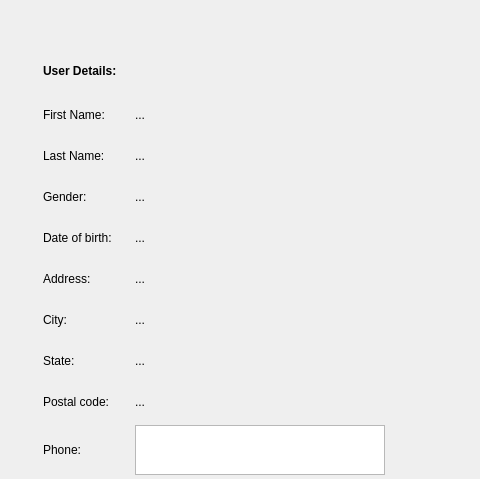
First picture: the form in mainwindow.ui, repository nemanjatasic/UserEditor, before the edit; both pictures show x 320 to 800 and y 0 to 479 of the 800 by 600 pixel window.
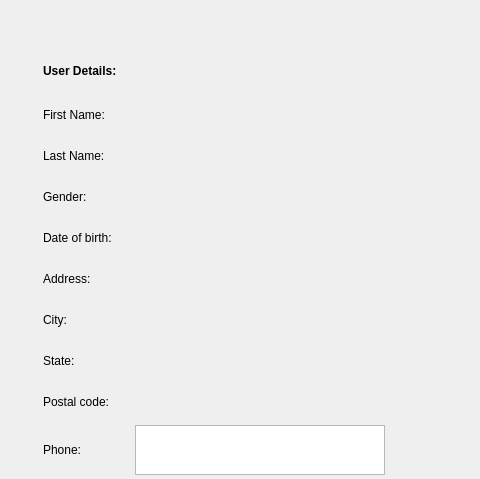
Second picture: the form after the edit.

What changed in the file:
```diff
--- a/mainwindow.ui
+++ b/mainwindow.ui
@@ -14,7 +14,7 @@
    <string>Simple User Editor</string>
   </property>
   <widget class="QWidget" name="centralwidget">
-   <widget class="QWidget" name="">
+   <widget class="QWidget" name="layoutWidget">
     <property name="geometry">
      <rect>
       <x>40</x>
@@ -159,7 +159,7 @@
             </size>
            </property>
            <property name="text">
-            <string>...</string>
+            <string/>
            </property>
           </widget>
          </item>
@@ -185,7 +185,7 @@
             </size>
            </property>
            <property name="text">
-            <string>...</string>
+            <string/>
            </property>
           </widget>
          </item>
@@ -211,7 +211,7 @@
             </size>
            </property>
            <property name="text">
-            <string>...</string>
+            <string/>
            </property>
           </widget>
          </item>
@@ -237,7 +237,7 @@
             </size>
            </property>
            <property name="text">
-            <string>...</string>
+            <string/>
            </property>
           </widget>
          </item>
@@ -263,7 +263,7 @@
             </size>
            </property>
            <property name="text">
-            <string>...</string>
+            <string/>
            </property>
           </widget>
          </item>
@@ -289,7 +289,7 @@
             </size>
            </property>
            <property name="text">
-            <string>...</string>
+            <string/>
            </property>
           </widget>
          </item>
@@ -315,7 +315,7 @@
             </size>
            </property>
            <property name="text">
-            <string>...</string>
+            <string/>
            </property>
           </widget>
          </item>
@@ -341,7 +341,7 @@
             </size>
            </property>
            <property name="text">
-            <string>...</string>
+            <string/>
            </property>
           </widget>
          </item>
```
